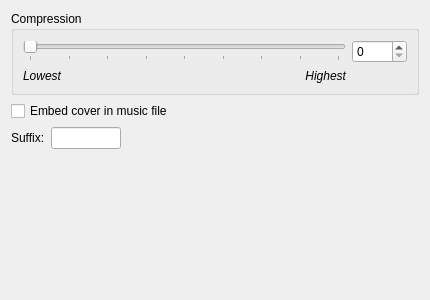
janbar/CDDA-Ripper, file widgets/flacwidgetUI.ui: the form before one commit.
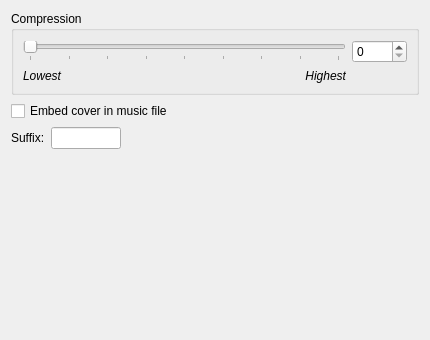
The form after the commit.

Commit message: fix expanding of encoder dialog

```diff
--- a/widgets/flacwidgetUI.ui
+++ b/widgets/flacwidgetUI.ui
@@ -7,7 +7,7 @@
     <x>0</x>
     <y>0</y>
     <width>430</width>
-    <height>300</height>
+    <height>340</height>
    </rect>
   </property>
   <property name="minimumSize">
```
Left out of the diff: 4 changed lines with no effect on the pictures. The commit also changes 6 other files.
